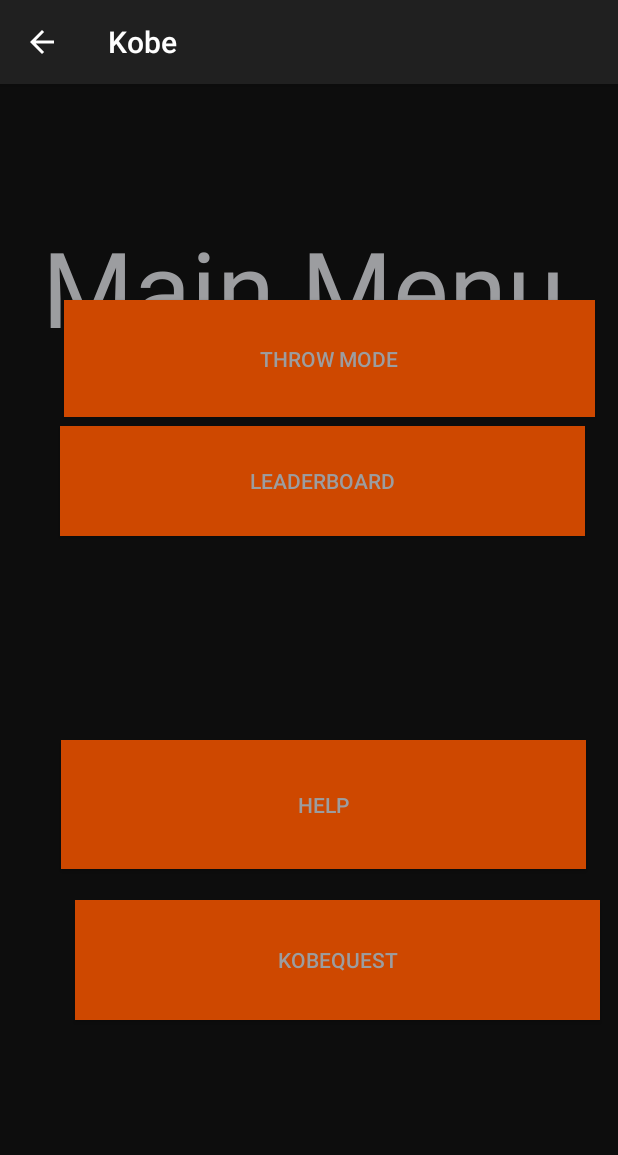
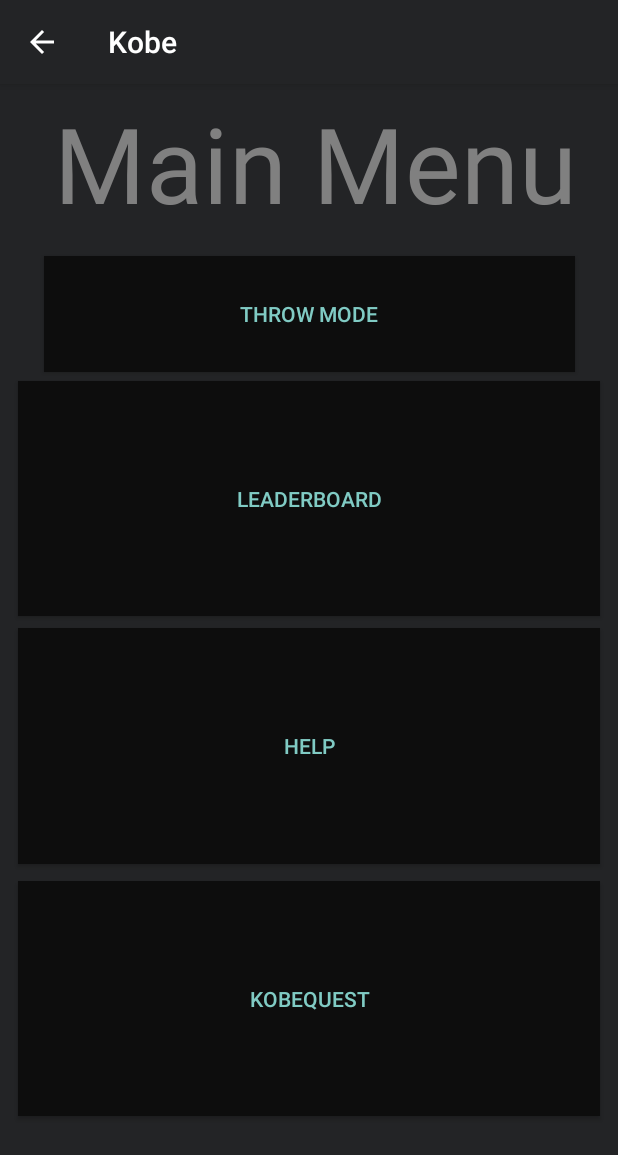
Before and after one commit to squate/Kobe, an Android app: the MenuActivity screen opened directly, with no data from a screen before it, on a phone screen of 412 x 824 dp. Shown: the top 1155 px of the screen. Run offline under Robolectric (Android 15) with nearby library versions, the phone set to English and light mode, and no system bars; Roboto replaces fonts that are not available here.

Commit message:
Fixed colors

```diff
--- a/app/src/main/AndroidManifest.xml
+++ b/app/src/main/AndroidManifest.xml
@@ -56,9 +56,6 @@
             android:name=".MenuActivity"
             android:parentActivityName=".MainActivity" />
         <activity
-            android:name=".LoginActivity"
-            android:parentActivityName=".MenuActivity" />
-        <activity
             android:name=".AccelTestActivity"
             android:label="@string/title_activity_accel_test"
             android:parentActivityName=".MenuActivity"
--- a/app/src/main/java/com/moonsplain/kobe/MenuActivity.java
+++ b/app/src/main/java/com/moonsplain/kobe/MenuActivity.java
@@ -21,10 +21,7 @@ public class MenuActivity extends AppCompatActivity {
         Intent intent = new Intent(this, LeaderboardActivity.class);
         startActivity(intent);
     }
-    public void openLogIn(View view){
-        Intent intent = new Intent(this, LoginActivity.class);
-        startActivity(intent);
-    }
+
     public void openAccel(View view){
         Intent intent = new Intent(this, AccelTestActivity.class);
         startActivity(intent);
--- a/app/src/main/res/layout/activity_disagree.xml
+++ b/app/src/main/res/layout/activity_disagree.xml
@@ -13,7 +13,7 @@
         android:layout_marginTop="260dp"
         android:text="YOU DISAGREED"
         android:textAlignment="center"
-        android:textColor="@color/colorPrimaryDark"
+        android:textColor="@color/colorAccent"
         android:textSize="30sp"
         app:layout_constraintEnd_toEndOf="parent"
         app:layout_constraintStart_toStartOf="parent"
--- a/app/src/main/res/layout/activity_main.xml
+++ b/app/src/main/res/layout/activity_main.xml
@@ -21,7 +21,7 @@
         android:onClick="openDisagree"
         android:text="I'm not ready to face the consequences of my actions"
         android:textAllCaps="false"
-        android:textColor="@color/colorAccent"
+        android:textColor="@color/darkGray"
         android:textSize="15sp"
         app:layout_constraintBottom_toBottomOf="parent"
         app:layout_constraintEnd_toEndOf="parent"
@@ -70,12 +70,12 @@
         android:layout_marginStart="8dp"
         android:layout_marginEnd="8dp"
         android:layout_marginBottom="10dp"
-        android:backgroundTint="@color/colorAccent"
+        android:backgroundTint="@color/darkGray"
         android:elevation="24dp"
         android:onClick="acceptDisclaimer"
         android:text="I agree, it's not Kobe's fault I suck"
         android:textAllCaps="false"
-        android:textColor="@color/common_google_signin_btn_text_dark_default"
+        android:textColor="@color/colorAccent"
         android:textSize="15sp"
         app:layout_constraintBottom_toTopOf="@+id/button3"
         app:layout_constraintEnd_toEndOf="parent"
--- a/app/src/main/res/layout/activity_menu.xml
+++ b/app/src/main/res/layout/activity_menu.xml
@@ -4,79 +4,86 @@
     xmlns:tools="http://schemas.android.com/tools"
     android:layout_width="match_parent"
     android:layout_height="match_parent"
-    tools:context=".MenuActivity">
+    tools:context=".MenuActivity"
+    tools:layout_editor_absoluteY="25dp">
 
     <Button
         android:id="@+id/ARView"
         android:layout_width="354dp"
-        android:layout_height="78dp"
-        android:layout_marginTop="144dp"
-        android:background="@color/colorAccent"
+        android:layout_height="77dp"
+        android:layout_marginStart="8dp"
+        android:layout_marginEnd="8dp"
+        android:layout_marginBottom="6dp"
+        android:background="@color/colorPrimaryDark"
         android:onClick="openARView"
         android:text="Throw Mode"
-        android:textColor="@color/colorPrimaryDark"
+        android:textColor="@color/colorAccent"
+        app:layout_constraintBottom_toTopOf="@+id/button4"
         app:layout_constraintEnd_toEndOf="parent"
-        app:layout_constraintHorizontal_bias="0.733"
         app:layout_constraintStart_toStartOf="parent"
-        app:layout_constraintTop_toTopOf="parent" />
+        app:layout_constraintTop_toBottomOf="@+id/textView5" />
 
     <Button
         android:id="@+id/button4"
-        android:layout_width="350dp"
-        android:layout_height="73dp"
-        android:layout_marginTop="228dp"
-        android:background="@color/colorAccent"
+        android:layout_width="0dp"
+        android:layout_height="0dp"
+        android:layout_marginStart="12dp"
+        android:layout_marginEnd="12dp"
+        android:layout_marginBottom="8dp"
+        android:background="@color/colorPrimaryDark"
         android:onClick="openLeaderboard"
         android:text="Leaderboard"
-        android:textColor="@color/colorPrimaryDark"
+        android:textColor="@color/colorAccent"
+        app:layout_constraintBottom_toTopOf="@+id/button5"
         app:layout_constraintEnd_toEndOf="parent"
-        app:layout_constraintHorizontal_bias="0.647"
         app:layout_constraintStart_toStartOf="parent"
-        app:layout_constraintTop_toTopOf="parent" />
+        app:layout_constraintTop_toBottomOf="@+id/ARView" />
 
     <Button
         android:id="@+id/button5"
-        android:layout_width="350dp"
-        android:layout_height="86dp"
-        android:layout_marginEnd="1dp"
-        android:layout_marginBottom="164dp"
-        android:background="@color/colorAccent"
+        android:layout_width="0dp"
+        android:layout_height="0dp"
+        android:layout_marginStart="12dp"
+        android:layout_marginEnd="12dp"
+        android:layout_marginBottom="11dp"
+        android:background="@color/colorPrimaryDark"
         android:onClick="openHelp"
         android:text="Help"
-        android:textColor="@color/colorPrimaryDark"
-        app:layout_constraintBottom_toBottomOf="@+id/button2"
+        android:textColor="@color/colorAccent"
+        app:layout_constraintBottom_toTopOf="@+id/button2"
         app:layout_constraintEnd_toEndOf="parent"
-        app:layout_constraintHorizontal_bias="0.666"
         app:layout_constraintStart_toStartOf="parent"
-        app:layout_constraintTop_toTopOf="@+id/button2"
-        app:layout_constraintVertical_bias="0.629" />
+        app:layout_constraintTop_toBottomOf="@+id/button4" />
 
     <TextView
         android:id="@+id/textView5"
         android:layout_width="wrap_content"
         android:layout_height="wrap_content"
-        android:layout_marginEnd="20dp"
-        android:layout_marginBottom="273dp"
+        android:layout_marginTop="6dp"
+        android:layout_marginEnd="27dp"
+        android:layout_marginBottom="15dp"
         android:fontFamily="@font/titillium_web_extralight"
         android:text="Main Menu"
         android:textAppearance="@style/TextAppearance.AppCompat.Widget.PopupMenu.Header"
-        android:textColor="@color/colorPrimaryDark"
+        android:textColor="@color/lightGray"
         android:textSize="70sp"
-        app:layout_constraintBottom_toTopOf="@+id/button2"
-        app:layout_constraintEnd_toEndOf="@+id/ARView"
+        app:layout_constraintBottom_toTopOf="@+id/ARView"
+        app:layout_constraintEnd_toEndOf="parent"
         app:layout_constraintTop_toTopOf="parent" />
 
     <Button
         android:id="@+id/button2"
-        android:layout_width="350dp"
-        android:layout_height="80dp"
+        android:layout_width="0dp"
+        android:layout_height="0dp"
+        android:layout_marginStart="12dp"
         android:layout_marginEnd="12dp"
-        android:layout_marginBottom="55dp"
-        android:background="@color/colorAccent"
+        android:layout_marginBottom="80dp"
+        android:background="@color/colorPrimaryDark"
         android:onClick="openAccel"
         android:text="KobeQuest"
-        android:textColor="@color/colorPrimaryDark"
+        android:textColor="@color/colorAccent"
         app:layout_constraintBottom_toBottomOf="parent"
         app:layout_constraintEnd_toEndOf="parent"
-        app:layout_constraintTop_toBottomOf="@+id/textView5" />
+        app:layout_constraintStart_toStartOf="parent"
+        app:layout_constraintTop_toBottomOf="@+id/button5" />
 </android.support.constraint.ConstraintLayout>
--- a/app/src/main/res/values/colors.xml
+++ b/app/src/main/res/values/colors.xml
@@ -1,9 +1,10 @@
 <?xml version="1.0" encoding="utf-8"?>
 <resources>
-    <color name="colorPrimary">#202020</color>
-    <color name="colorPrimaryDark">#9c9da0</color>
-    <color name="colorAccent">#ce4800</color>
+    <color name="colorPrimary">#232426</color>
+    <color name="colorAccent">#FF80CBC4</color>
     <color name="green">#00ff00</color>
     <color name="red">#ff0000</color>
-    <color name="background_material_light">#0d0d0d</color>
+    <color name="colorPrimaryDark">#0d0d0d</color>
+    <color name="darkGray">#35393d</color>
+    <color name="lightGray">#808080</color>
 </resources>
--- a/app/src/main/res/values/styles.xml
+++ b/app/src/main/res/values/styles.xml
@@ -7,7 +7,7 @@
         <item name="colorPrimaryDark">@color/colorPrimaryDark</item>
         <item name="colorAccent">@color/colorAccent</item>
         <item name="android:navigationBarColor">?attr/colorAccent</item>
-        <item name="android:colorBackground">@color/background_material_light</item>
+        <item name="android:colorBackground">@color/colorPrimary</item>
     </style>
 
 </resources>
```
Also changed, not shown: app/src/main/java/com/moonsplain/kobe/LoginActivity.java (deleted, +0 -13 lines), app/src/main/res/layout/activity_arview.xml (+10 -4 lines), app/src/main/res/layout/activity_help.xml (+8 -8 lines), app/src/main/res/layout/activity_leaderboard.xml (+25 -23 lines), app/src/main/res/layout/activity_login.xml (deleted, +0 -9 lines), app/src/main/res/layout/activity_slam.xml (deleted, +0 -9 lines), app/src/main/res/layout/activity_view_photo.xml (+15 -20 lines).
